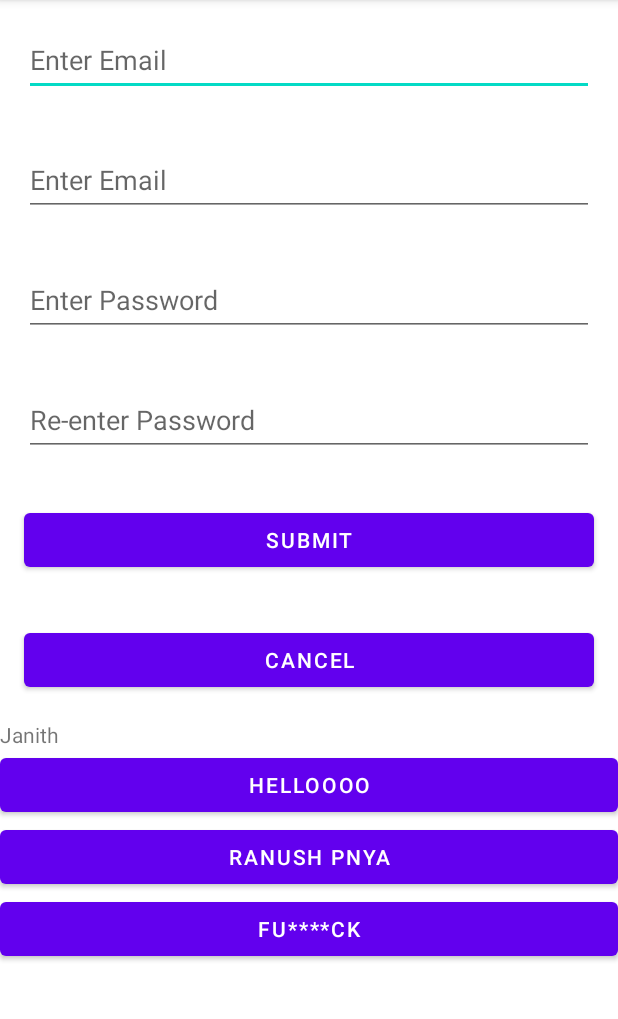
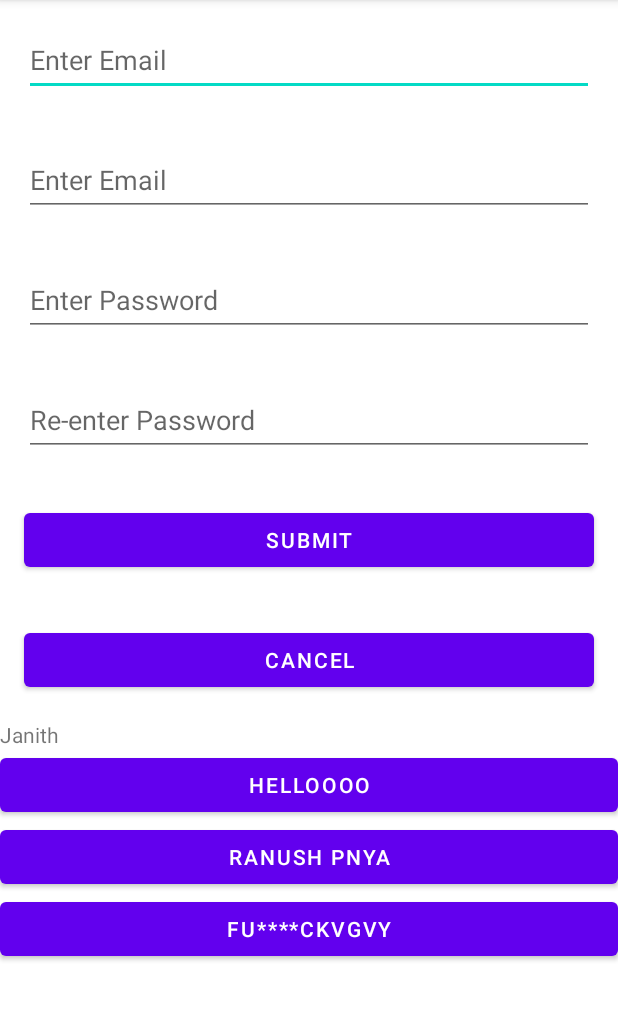
Before and after one commit to RanushSanjula/MAD-Lab4, an Android app: the screen it shows after launch (MainActivity), on a phone screen of 412 x 824 dp, the part 84-1103 px from its top. Run offline under Robolectric (Android 15) with nearby library versions, the phone set to English and light mode, and no system bars.

Commit message:
Add fkdf

```diff
--- a/app/src/main/res/layout/activity_main.xml
+++ b/app/src/main/res/layout/activity_main.xml
@@ -97,5 +97,5 @@
         android:id="@+id/button6"
         android:layout_width="match_parent"
         android:layout_height="wrap_content"
-        android:text="fu****ck" />
+        android:text="fu****ckvgvy" />
 </LinearLayout>
```
